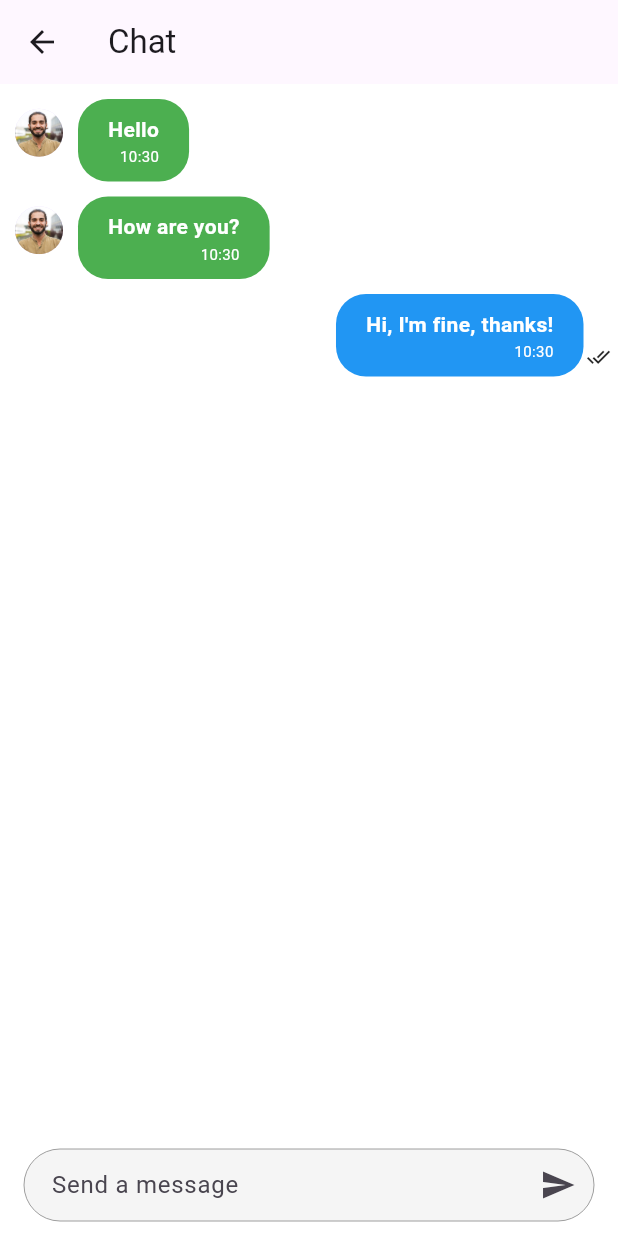
After one commit to zakariyakassim/bloc_list, a Flutter app: the screen it shows after launch, after a tap on "Chat Page", on a phone screen of 412 x 824 dp. The commit adds this screen. Run offline on Flutter 3.47's test engine with Material 3 defaults, Android fonts, the phone set to English and light mode, and no system bars; our stand-ins replace flutter_bloc.

Commit message:
added chat app example

```diff
--- /dev/null
+++ b/example/lib/blocs/chat_bloc.dart
@@ -0,0 +1,13 @@
+import 'package:bloc_list/bloc_list.dart';
+import 'package:example/data/data_service.dart';
+import 'package:example/models/chat_model.dart';
+
+class ChatBloc extends ListBloc<ChatModel> {
+  final DataService dataService;
+  ChatBloc(this.dataService)
+      : super(
+          dataProvider: ([id]) => dataService.getChatList(id),
+          dataAdder: (item) => dataService.addChat(item),
+          dataDeleter: (item) => dataService.deleteChat(item),
+        );
+}
--- a/example/lib/data/data_service.dart
+++ b/example/lib/data/data_service.dart
@@ -1,24 +1,69 @@
+import 'package:bloc_list/bloc_list.dart';
+import 'package:example/models/chat_model.dart';
 import 'package:example/models/todo_model.dart';
 
 class DataService {
   final List<TodoModel> _todoList = [];
 
-  Future<List<TodoModel>> getTodoList() async {
-    await Future.delayed(const Duration(seconds: 3));
-    return _todoList;
+  List<ChatModel> _chatList = [];
+
+  Future<List<ChatModel>> getChatList([int? id]) async {
+    _chatList = [
+      ChatModel(
+          id: 1,
+          name: "John",
+          message: "Hello",
+          incoming: true,
+          created: DateTime.now()),
+      ChatModel(
+          id: 1,
+          name: "John",
+          message: "How are you?",
+          incoming: true,
+          created: DateTime.now()),
+      ChatModel(
+          id: 2,
+          name: "Chris",
+          message: "Hi, I'm fine, thanks!",
+          incoming: false,
+          isSent: true,
+          created: DateTime.now()),
+    ];
+
+    return _chatList;
   }
 
-  Future<bool> add(TodoModel todo) {
+  Future<BlocResponse<ChatModel>> addChat(ChatModel chat) async {
+    await Future.delayed(const Duration(seconds: 1));
     // return true if the item was added successfully
-    return Future.value(true);
+    return Future.value(BlocResponse<ChatModel>(success: true, data: chat));
   }
 
-  Future<bool> delete(TodoModel todo) {
+  Future<bool> deleteChat(ChatModel todo) async {
+    await Future.delayed(const Duration(seconds: 1));
     // return true if the item was deleted successfully
     return Future.value(true);
   }
 
-  Future<bool> update(TodoModel todo) {
+  Future<List<TodoModel>> getTodoList([int? id]) async {
+    await Future.delayed(const Duration(seconds: 1));
+    return _todoList;
+  }
+
+  Future<BlocResponse<TodoModel>> addTodo(TodoModel todo) async {
+    await Future.delayed(const Duration(seconds: 1));
+    // return true if the item was added successfully
+    return Future.value(BlocResponse<TodoModel>(success: true, data: todo));
+  }
+
+  Future<bool> deleteTodo(TodoModel todo) async {
+    await Future.delayed(const Duration(seconds: 1));
+    // return true if the item was deleted successfully
+    return Future.value(true);
+  }
+
+  Future<bool> updateTodo(TodoModel todo) async {
+    await Future.delayed(const Duration(seconds: 1));
     // return true if the item was updated successfully
     return Future.value(true);
   }
--- a/example/lib/main.dart
+++ b/example/lib/main.dart
@@ -1,6 +1,8 @@
+import 'package:example/blocs/chat_bloc.dart';
 import 'package:example/blocs/todo_bloc.dart';
 import 'package:example/data/data_service.dart';
-import 'package:example/screens/todo_list.dart';
+import 'package:example/screens/chat.dart';
+import 'package:example/screens/home_page.dart';
 import 'package:flutter/material.dart';
 import 'package:flutter_bloc/flutter_bloc.dart';
 
@@ -8,6 +10,7 @@ void main() {
   runApp(MultiBlocProvider(
     providers: [
       BlocProvider(create: (_) => TodoBloc(DataService())),
+      BlocProvider(create: (_) => ChatBloc(DataService())),
     ],
     child: const MainApp(),
   ));
@@ -18,6 +21,7 @@ class MainApp extends StatelessWidget {
 
   @override
   Widget build(BuildContext context) {
-    return const MaterialApp(home: TodoListPage());
+    // return const MaterialApp(home: TodoListPage());
+    return const MaterialApp(home: HomePage());
   }
 }
--- /dev/null
+++ b/example/lib/models/chat_model.dart
@@ -0,0 +1,37 @@
+class ChatModel {
+  int? id;
+  final String name;
+  final String message;
+  final DateTime created;
+  final bool incoming;
+  bool isSending;
+  bool isSent;
+
+  ChatModel({
+    this.id,
+    required this.name,
+    required this.message,
+    required this.incoming,
+    required this.created,
+    this.isSending = false,
+    this.isSent = false,
+  });
+
+  factory ChatModel.fromJson(Map<dynamic, dynamic> json) {
+    return ChatModel(
+      name: json['name'],
+      message: json['message'],
+      created: json['time'],
+      incoming: json['incoming'],
+    );
+  }
+
+  // Map<String, dynamic> toJson() {
+  //   return {
+  //     'name': name,
+  //     'message': message,
+  //     'time': created,
+  //     'incoming': incoming,
+  //   };
+  // }
+}
--- /dev/null
+++ b/example/lib/screens/chat.dart
@@ -0,0 +1,215 @@
+import 'package:bloc_list/bloc_list.dart';
+import 'package:example/blocs/chat_bloc.dart';
+import 'package:example/models/chat_model.dart';
+import 'package:flutter/material.dart';
+import 'package:flutter_bloc/flutter_bloc.dart';
+import 'package:intl/intl.dart';
+
+class ChatPage extends StatefulWidget {
+  const ChatPage({super.key});
+
+  @override
+  State<ChatPage> createState() => _ChatPageState();
+}
+
+class _ChatPageState extends State<ChatPage> {
+  final TextEditingController _textController = TextEditingController();
+
+  @override
+  Widget build(BuildContext context) {
+    return Scaffold(
+        appBar: AppBar(title: const Text('Chat')),
+        backgroundColor: Colors.white,
+        body: SafeArea(
+            child: Column(children: [
+          _buildChatList(),
+          _buildTextComposer(),
+        ])));
+  }
+
+  _compaseMessage() {
+    if (_textController.text.isEmpty) {
+      return;
+    }
+
+    BlocProvider.of<ChatBloc>(context).add(AddDataEvent(ChatModel(
+        message: _textController.text,
+        incoming: false,
+        created: DateTime.now(),
+        isSent: false,
+        isSending: true,
+        id: 0,
+        name: "Chris")));
+    _textController.clear();
+  }
+
+  Widget _buildTextComposer() {
+    return Padding(
+        padding: const EdgeInsets.only(bottom: 10),
+        child: Container(
+          margin: const EdgeInsets.symmetric(horizontal: 16.0),
+          child: Row(
+            children: <Widget>[
+              Flexible(
+                  child: TextField(
+                controller: _textController,
+                onSubmitted: (value) {
+                  _compaseMessage();
+                },
+                decoration: InputDecoration(
+                  focusedBorder: const OutlineInputBorder(
+                    borderRadius: BorderRadius.all(Radius.circular(40.0)),
+                    borderSide: BorderSide(width: 0, color: Colors.grey),
+                  ),
+                  enabledBorder: const OutlineInputBorder(
+                    borderRadius: BorderRadius.all(Radius.circular(40.0)),
+                    borderSide: BorderSide(width: 0, color: Colors.grey),
+                  ),
+                  border: const OutlineInputBorder(
+                      borderRadius: BorderRadius.all(Radius.circular(40.0)),
+                      borderSide: BorderSide(
+                        width: 1,
+                      )),
+                  suffixIcon: Row(
+                    mainAxisSize: MainAxisSize.min,
+                    children: [
+                      IconButton(
+                        icon: const Icon(Icons.send),
+                        onPressed: () {
+                          _compaseMessage();
+                        },
+                      )
+                    ],
+                  ),
+                  hintText: " Send a message",
+                  fillColor: Colors.grey.withOpacity(0.1),
+                  filled: true,
+                  contentPadding:
+                      const EdgeInsets.only(left: 10, right: 10, top: 20),
+                ),
+              ))
+            ],
+          ),
+        ));
+  }
+
+  Widget _buildChatList() {
+    return Expanded(
+        child: BlocList<ChatModel, ChatBloc, ListState>(
+            listAction: ListAction.append,
+            emptyBuilder: (context, state) {
+              return Container();
+            },
+            loadBuilder: (context, state) {
+              return const Center(
+                  child: CircularProgressIndicator(
+                color: Colors.black,
+              ));
+            },
+            onItemAdded: (addedItem) {
+              addedItem.isSending = false;
+              addedItem.isSent = true;
+            },
+            loadData: () async {
+              BlocProvider.of<ChatBloc>(context).add(LoadDataEvent());
+            },
+            stateCondition: (state) => state,
+            itemBuilder: (context, index, item) {
+              return _buildMessage(context, index, item);
+            }));
+  }
+
+  Widget _buildMessage(BuildContext context, int index, item) {
+    var outputFormat = DateFormat('HH:mm');
+    var date = outputFormat.format(item.created);
+
+    return Row(
+      mainAxisAlignment:
+          item.incoming ? MainAxisAlignment.start : MainAxisAlignment.end,
+      crossAxisAlignment:
+          item.incoming ? CrossAxisAlignment.center : CrossAxisAlignment.end,
+      children: [
+        item.incoming
+            ? Padding(
+                padding: const EdgeInsets.only(left: 10, right: 0),
+                child: CircleAvatar(
+                  radius: 16,
+                  backgroundImage:
+                      Image.asset("assets/images/person.jpeg").image,
+                ))
+            : Container(),
+        Flexible(
+          child: Column(
+            crossAxisAlignment: item.incoming
+                ? CrossAxisAlignment.start
+                : CrossAxisAlignment.end,
+            children: [
+              Card(
+                color: item.incoming ? Colors.green : Colors.blue,
+                elevation: 0,
+                shape: const RoundedRectangleBorder(
+                  borderRadius: BorderRadius.all(Radius.circular(20)),
+                ),
+                margin: const EdgeInsets.only(left: 10, right: 0, top: 10),
+                child: Padding(
+                    padding: const EdgeInsets.only(
+                        left: 20, right: 20, top: 10, bottom: 10),
+                    child: Column(
+                      crossAxisAlignment: CrossAxisAlignment.end,
+                      children: [
+                        Text(
+                          item.message,
+                          style: const TextStyle(
+                              color: Colors.white, fontWeight: FontWeight.bold),
+                        ),
+                        Padding(
+                            padding: item.incoming
+                                ? const EdgeInsets.only(
+                                    left: 0, right: 0, top: 1)
+                                : const EdgeInsets.only(
+                                    left: 0, right: 0, top: 1),
+                            child: Text(
+                              date,
+                              style: const TextStyle(
+                                  color: Colors.white, fontSize: 10),
+                            ))
+                      ],
+                    )),
+              ),
+            ],
+          ),
+        ),
+        Padding(
+            padding: const EdgeInsets.only(right: 5, bottom: 5),
+            child: _buildSentState(item))
+      ],
+    );
+  }
+
+  Widget _buildSentState(ChatModel item) {
+    if (item.incoming) {
+      return Container();
+    }
+    if (item.isSending) {
+      return const Padding(
+          padding: EdgeInsets.only(left: 2, right: 0, top: 1),
+          child: SizedBox(
+              width: 10,
+              height: 10,
+              child: CircularProgressIndicator(
+                color: Colors.black,
+                strokeWidth: 2,
+              )));
+    } else if (item.isSent) {
+      return const Padding(
+          padding: EdgeInsets.only(left: 2, right: 0, top: 1),
+          child: Icon(
+            Icons.done_all,
+            color: Colors.black87,
+            size: 16,
+          ));
+    } else {
+      return Container();
+    }
+  }
+}
--- /dev/null
+++ b/example/lib/screens/home_page.dart
@@ -0,0 +1,44 @@
+import 'package:example/screens/chat.dart';
+import 'package:example/screens/todo_list.dart';
+import 'package:flutter/material.dart';
+
+class HomePage extends StatefulWidget {
+  const HomePage({super.key});
+
+  @override
+  State<HomePage> createState() => _HomePageState();
+}
+
+class _HomePageState extends State<HomePage> {
+  @override
+  Widget build(BuildContext context) {
+    return Scaffold(
+      appBar: AppBar(
+        title: const Text('Bloc List Examples'),
+      ),
+      body: Center(
+          child: Column(
+        mainAxisAlignment: MainAxisAlignment.center,
+        children: [
+          ElevatedButton(
+            onPressed: () {
+              Navigator.push(context, MaterialPageRoute(builder: (context) {
+                return const TodoListPage();
+              }));
+            },
+            child: const Text('Todo List'),
+          ),
+          const SizedBox(height: 20),
+          ElevatedButton(
+            onPressed: () {
+              Navigator.push(context, MaterialPageRoute(builder: (context) {
+                return const ChatPage();
+              }));
+            },
+            child: const Text('Chat Page'),
+          )
+        ],
+      )),
+    );
+  }
+}
--- a/example/pubspec.yaml
+++ b/example/pubspec.yaml
@@ -21,3 +21,6 @@ dev_dependencies:
 
 flutter:
   uses-material-design: true
+
+  assets:
+    - assets/images/person.jpeg
--- a/lib/src/blocs/list_event.dart
+++ b/lib/src/blocs/list_event.dart
@@ -3,7 +3,10 @@ part of 'list_bloc.dart';
 @immutable
 sealed class DataEvent {}
 
-class LoadDataEvent extends DataEvent {}
+class LoadDataEvent<T> extends DataEvent {
+  final T? data;
+  LoadDataEvent({this.data});
+}
 
 class AddDataEvent<T> extends DataEvent {
   final T item;
--- a/lib/src/ui/bloc_list.dart
+++ b/lib/src/ui/bloc_list.dart
@@ -1,6 +1,8 @@
 import 'package:bloc_list/src/blocs/list_bloc.dart';
 import 'package:flutter/material.dart';
 import 'package:flutter_bloc/flutter_bloc.dart';
+
+enum ListAction { append, prepend }
 
 class BlocList<T, B extends BlocBase<S>, S> extends StatefulWidget {
   final Widget Function(BuildContext, int, T)? itemBuilder;
@@ -11,7 +13,11 @@ class BlocList<T, B extends BlocBase<S>, S> extends StatefulWidget {
   final Widget Function(BuildContext, S)? loadBuilder;
   final Function(T deletedItem)? onItemDeleted;
   final Function(T addedItem)? onItemAdded;
+  final Function(T addedItem)? onItemAdding;
   final Function(T newItem, T oldItem)? onItemUpdated;
+  final Function(T deletingItem)? onItemDeleting;
+  final Function(T newItem, T oldItem)? onItemUpdating;
+  final ListAction listAction;
 
   const BlocList({
     super.key,
@@ -24,6 +30,10 @@ class BlocList<T, B extends BlocBase<S>, S> extends StatefulWidget {
     this.onItemDeleted,
     this.onItemAdded,
     this.onItemUpdated,
+    this.onItemAdding,
+    this.onItemDeleting,
+    this.onItemUpdating,
+    this.listAction = ListAction.prepend,
   });
 
   @override
@@ -56,6 +66,34 @@ class _BlocListState<T, B extends BlocBase<S>, S>
           widget.onItemAdded!(addedState.item);
         }
       }
+      if (widget.stateCondition(state) is DataAdding<T>) {
+        var addingState = widget.stateCondition(state) as DataAdding;
+        if (widget.onItemAdding != null) {
+          widget.onItemAdding!(addingState.item);
+        }
+        if (items != null) {
+          switch (widget.listAction) {
+            case ListAction.append:
+              items!.add(addingState.item);
+              break;
+            case ListAction.prepend:
+              items!.insert(0, addingState.item);
+              break;
+          }
+        }
+      }
+      if (widget.stateCondition(state) is DataDeleting<T>) {
+        var deletingState = widget.stateCondition(state) as DataDeleting;
+        if (widget.onItemDeleting != null) {
+          widget.onItemDeleting!(deletingState.item);
+        }
+      }
+      if (widget.stateCondition(state) is DataUpdating<T>) {
+        var updatingState = widget.stateCondition(state) as DataUpdating;
+        if (widget.onItemUpdating != null) {
+          widget.onItemUpdating!(updatingState.newItem, updatingState.oldItem);
+        }
+      }
       if (widget.stateCondition(state) is DataUpdated<T>) {
         var updatedState = widget.stateCondition(state) as DataUpdated;
         if (widget.onItemUpdated != null) {
@@ -69,7 +107,9 @@ class _BlocListState<T, B extends BlocBase<S>, S>
 
         if (widget.stateCondition(state) is ListLoaded<T>) {
           var loadedState = widget.stateCondition(state) as ListLoaded<T>;
-          items = loadedState.items;
+          if (loadedState.items != null) {
+            items = loadedState.items;
+          }
         }
 
         return RefreshIndicator(
--- a/pubspec.yaml
+++ b/pubspec.yaml
@@ -1,6 +1,6 @@
 name: bloc_list
 description: "A flexible and customizable list widget for Flutter applications using the BLoC pattern for state management. It offers dynamic data loading, state-dependent rendering, custom loader support, and error handling, ideal for creating responsive and user-friendly list views."
-version: 0.0.4
+version: 0.0.5
 repository: https://github.com/zakariyakassim/bloc_list
 issue_tracker: https://github.com/zakariyakassim/bloc_list/issues
 screenshots:
```
Also changed, not shown: example/lib/blocs/todo_bloc.dart (+4 -4 lines), example/lib/models/todo_model.dart (+8 -7 lines), example/lib/screens/todo_list.dart (+29 -9 lines), lib/src/blocs/list_bloc.dart (+57 -18 lines), lib/src/blocs/list_state.dart (+18 -2 lines), example/assets/images/person.jpeg (added), example/pubspec.lock, 4 other files.
